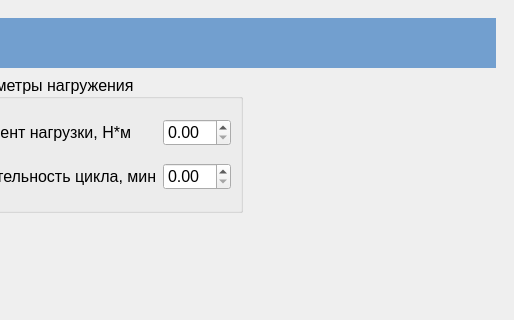
Above: BallScrew.ui from Ornstein89/BallScrewControl_QtVCP before the change; both pictures show x 648 to 1162 and y 0 to 320 of the 1162 by 678 pixel window. Below: the same form after it.
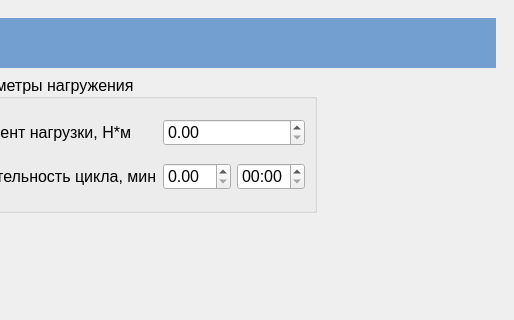
That is the form after the change.

Commit message: Form 3.2 time logic, time_range spinbox etc.

```diff
--- a/BallScrew.ui
+++ b/BallScrew.ui
@@ -731,9 +731,6 @@
            <string>Параметры нагружения</string>
           </property>
           <layout class="QGridLayout" name="gridLayout_9">
-           <item row="1" column="2">
-            <widget class="QDoubleSpinBox" name="spnDuration22"/>
-           </item>
            <item row="1" column="1">
             <widget class="QLabel" name="label_21">
              <property name="text">
@@ -741,8 +738,8 @@
              </property>
             </widget>
            </item>
-           <item row="0" column="2">
-            <widget class="QDoubleSpinBox" name="spnBrake_Torque22"/>
+           <item row="1" column="3">
+            <widget class="QDoubleSpinBox" name="spnDuration22"/>
            </item>
            <item row="0" column="1">
             <widget class="QLabel" name="label_26">
@@ -751,6 +748,19 @@
              </property>
             </widget>
            </item>
+           <item row="1" column="4">
+            <widget class="QTimeEdit" name="timeEdit">
+             <property name="currentSection">
+              <enum>QDateTimeEdit::SecondSection</enum>
+             </property>
+             <property name="displayFormat">
+              <string>mm:ss</string>
+             </property>
+            </widget>
+           </item>
+           <item row="0" column="3" colspan="2">
+            <widget class="QDoubleSpinBox" name="spnBrake_Torque22"/>
+           </item>
           </layout>
          </widget>
         </item>
```
The commit also changes 5 other files.
